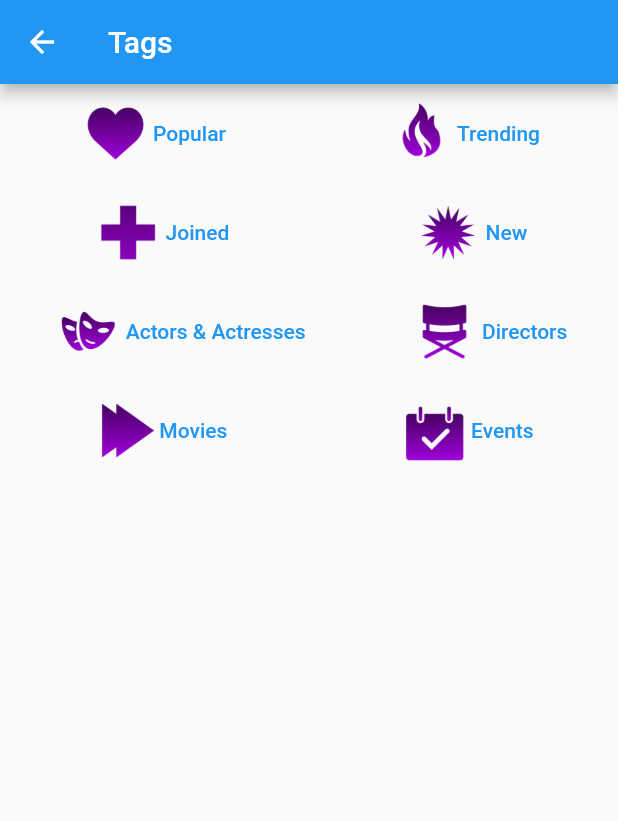
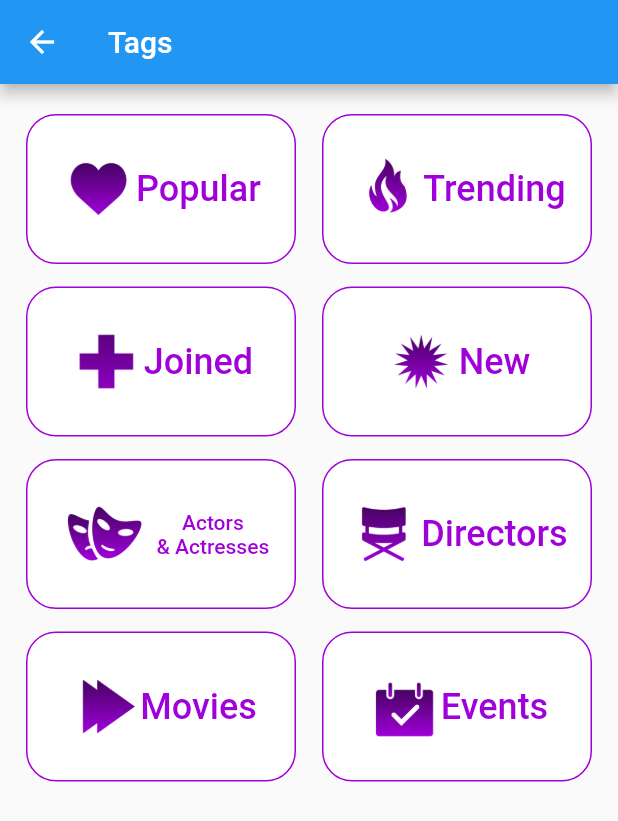
Before and after one commit to bkurtulmus/SuMovie, a Flutter app: the Tags screen opened directly, on a phone screen of 412 x 824 dp. Shown: the top 821 px of the screen. Run offline on Flutter 3.47's test engine with Material 2 defaults, Android fonts, the phone set to English and light mode, and no system bars; our stand-ins replace firebase_analytics, firebase_auth, firebase_core, firebase_crashlytics, firebase_database, shared_preferences; accounts and stored records are empty; statements that could not run were skipped.

Commit message:
Re-designed the Tags view.

```diff
--- a/lib/routes/tags.dart
+++ b/lib/routes/tags.dart
@@ -2,6 +2,9 @@ import 'package:firebase_core/firebase_core.dart';
 import 'package:flutter/material.dart';
 import 'package:firebase_crashlytics/firebase_crashlytics.dart';
 import 'package:user_database/analytics.dart';
+import 'package:user_database/AppColors.dart';
+
+
 class Tags extends StatefulWidget {
   const Tags({Key? key}) : super(key: key);
 
@@ -25,130 +28,255 @@ class _TagsState extends State<Tags> {
     return Scaffold(
       appBar: AppBar(title: Text('Tags')),
       body: Column(
+        crossAxisAlignment: CrossAxisAlignment.stretch,
         children: [
+          SizedBox(height: 20),
           Row(
-            mainAxisAlignment: MainAxisAlignment.spaceAround,
+            mainAxisAlignment: MainAxisAlignment.spaceEvenly,
             children: [
               Container(
+                height: 100,
+                width: 180,
+                decoration: BoxDecoration(
+                    color: Colors.white,
+                    border: Border.all(color: PrimaryColor),
+                    borderRadius: BorderRadius.circular(20)
+                ),
+                child: GestureDetector(
+                  child:
+                  Container(
+
                     child: TextButton(
                       onPressed: () {},
                       child: Row(
+                        mainAxisAlignment: MainAxisAlignment.center,
                         children: [
                           Container(height: 50,child: Image.asset('lib/assets/popular.png')),
-                      Text('Popular'),
+                          Text('Popular', style: TextStyle(color: PrimaryColor, fontSize: 24),),
                         ],
                       ),
 
                     ),
                   ),
+                ),
+              ),Container(
+                height: 100,
+                width: 180,
+                decoration: BoxDecoration(
+                    color: Colors.white,
+                    border: Border.all(color: PrimaryColor),
+                    borderRadius: BorderRadius.circular(20)
+                ),
+                child: GestureDetector(
+                  child:
                   Container(
+
                     child: TextButton(
                       onPressed: () {},
                       child: Row(
+                        mainAxisAlignment: MainAxisAlignment.center,
                         children: [
                           Container(height: 50,child: Image.asset('lib/assets/trending.png')),
-                      Text('Trending'),
-                    ],
-                  ),
-
-                ),
-              )
-            ],
-          ),
-          Row(
-            mainAxisAlignment: MainAxisAlignment.spaceAround,
-            children: [
-              Container(
-                child: TextButton(
-                  onPressed: () {},
-                  child: Row(
-                    children: [
-                      Container(height: 50,child: Image.asset('lib/assets/joined.png')),
-
-                      Text('Joined'),
+                          Text('Trending', style: TextStyle(color: PrimaryColor, fontSize: 24),),
                         ],
                       ),
 
                     ),
                   ),
+                ),
+              ),
+
+            ],
+          ),
+          SizedBox(height: 15),
+          Row(
+            mainAxisAlignment: MainAxisAlignment.spaceEvenly,
+            children: [
               Container(
+                height: 100,
+                width: 180,
+                decoration: BoxDecoration(
+                    color: Colors.white,
+                    border: Border.all(color: PrimaryColor),
+                    borderRadius: BorderRadius.circular(20)
+                ),
+                child: GestureDetector(
+                  child:
+                  Container(
+
                     child: TextButton(
                       onPressed: () {},
                       child: Row(
+                        mainAxisAlignment: MainAxisAlignment.center,
                         children: [
-                      Container(height: 50,child: Image.asset('lib/assets/new.png')),
-
-                      Text('New'),
-                    ],
-                  ),
-
-                ),
-              )
-            ],
-          ),
-          Row(
-            mainAxisAlignment: MainAxisAlignment.spaceAround,
-            children: [
-              Container(
-                child: TextButton(
-                  onPressed: () {},
-                  child: Row(
-                    children: [
-                      Container(
-                        height: 50,
-                          width: 50,
-                          child: Image.asset('lib/assets/actors.png')
-                      ),
-                      Text('Actors & Actresses'),
+                          Container(height: 50,child: Image.asset('lib/assets/joined.png')),
+                          Text('Joined', style: TextStyle(color: PrimaryColor, fontSize: 24),),
                         ],
                       ),
 
                     ),
                   ),
+                ),
+              ),
               Container(
+                height: 100,
+                width: 180,
+                decoration: BoxDecoration(
+                    color: Colors.white,
+                    border: Border.all(color: PrimaryColor),
+                    borderRadius: BorderRadius.circular(20)
+                ),
+                child: GestureDetector(
+                  child:
+                  Container(
+
                     child: TextButton(
                       onPressed: () {},
                       child: Row(
+                        mainAxisAlignment: MainAxisAlignment.center,
                         children: [
-                      Container(height: 50,child: Image.asset('lib/assets/directors.png')),
-
-                      Text('Directors'),
-                    ],
-                  ),
-
-                ),
-              )
-            ],
-          ),
-          Row(
-            mainAxisAlignment: MainAxisAlignment.spaceAround,
-            children: [
-              Container(
-                child: TextButton(
-                  onPressed: () {},
-                  child: Row(
-                    children: [
-                      Container(height: 50,child: Image.asset('lib/assets/movies.png')),
-
-                      Text('Movies'),
+                          Container(height: 50,child: Image.asset('lib/assets/new.png')),
+                          Text('New', style: TextStyle(color: PrimaryColor, fontSize: 24),),
                         ],
                       ),
 
                     ),
                   ),
+                ),
+              ),
+            ],
+          ),
+          SizedBox(height: 15),
+          Row(
+            mainAxisAlignment: MainAxisAlignment.spaceEvenly,
+            children: [
               Container(
+                height: 100,
+                width: 180,
+                decoration: BoxDecoration(
+                    color: Colors.white,
+                    border: Border.all(color: PrimaryColor),
+                    borderRadius: BorderRadius.circular(20)
+                ),
+                child: GestureDetector(
+                  child:
+                  Container(
+
                     child: TextButton(
                       onPressed: () {},
                       child: Row(
+                        mainAxisAlignment: MainAxisAlignment.center,
                         children: [
-                      Container(height: 50,child: Image.asset('lib/assets/events.png')),
+                          Row(
+                            mainAxisAlignment: MainAxisAlignment.start,
+                            children: [
+                              Container(height: 50,child: Image.asset('lib/assets/actors.png')),
+                              Container(
 
-                      Text('Events'),
+                                height: 60,
+                                child: Column(
+                                  mainAxisAlignment: MainAxisAlignment.center,
+                                  children: [
+                                    Text('Actors', style: TextStyle(color: PrimaryColor, fontSize: 14),),
+                                    Text('& Actresses', style: TextStyle(color: PrimaryColor, fontSize: 14),),
+                                  ],
+                                ),
+                              ),
+                            ],
+                          ),
+
                         ],
                       ),
 
                     ),
-              )
+                  ),
+                ),
+              ),
+              Container(
+                height: 100,
+                width: 180,
+                decoration: BoxDecoration(
+                    color: Colors.white,
+                    border: Border.all(color: PrimaryColor),
+                    borderRadius: BorderRadius.circular(20)
+                ),
+                child: GestureDetector(
+                  child:
+                  Container(
+
+                    child: TextButton(
+                      onPressed: () {},
+                      child: Row(
+                        mainAxisAlignment: MainAxisAlignment.center,
+                        children: [
+                          Container(height: 50,child: Image.asset('lib/assets/directors.png')),
+                          Text('Directors', style: TextStyle(color: PrimaryColor, fontSize: 24),),
+                        ],
+                      ),
+
+                    ),
+                  ),
+                ),
+              ),
+            ],
+          ),
+          SizedBox(height: 15),
+
+          Row(
+            mainAxisAlignment: MainAxisAlignment.spaceEvenly,
+            children: [
+              Container(
+                height: 100,
+                width: 180,
+                decoration: BoxDecoration(
+                    color: Colors.white,
+                    border: Border.all(color: PrimaryColor),
+                    borderRadius: BorderRadius.circular(20)
+                ),
+                child: GestureDetector(
+                  child:
+                  Container(
+
+                    child: TextButton(
+                      onPressed: () {},
+                      child: Row(
+                        mainAxisAlignment: MainAxisAlignment.center,
+                        children: [
+                          Container(height: 50,child: Image.asset('lib/assets/movies.png')),
+                          Text('Movies', style: TextStyle(color: PrimaryColor, fontSize: 24),),
+                        ],
+                      ),
+
+                    ),
+                  ),
+                ),
+              ),
+              Container(
+                height: 100,
+                width: 180,
+                decoration: BoxDecoration(
+                    color: Colors.white,
+                    border: Border.all(color: PrimaryColor),
+                    borderRadius: BorderRadius.circular(20)
+                ),
+                child: GestureDetector(
+                  child:
+                  Container(
+
+                    child: TextButton(
+                      onPressed: () {},
+                      child: Row(
+                        mainAxisAlignment: MainAxisAlignment.center,
+                        children: [
+                          Container(height: 50,child: Image.asset('lib/assets/events.png')),
+                          Text('Events', style: TextStyle(color: PrimaryColor, fontSize: 24),),
+                        ],
+                      ),
+
+                    ),
+                  ),
+                ),
+              ),
             ],
           )
         ],
```
Lines whose indentation alone changed are shown as unchanged.
